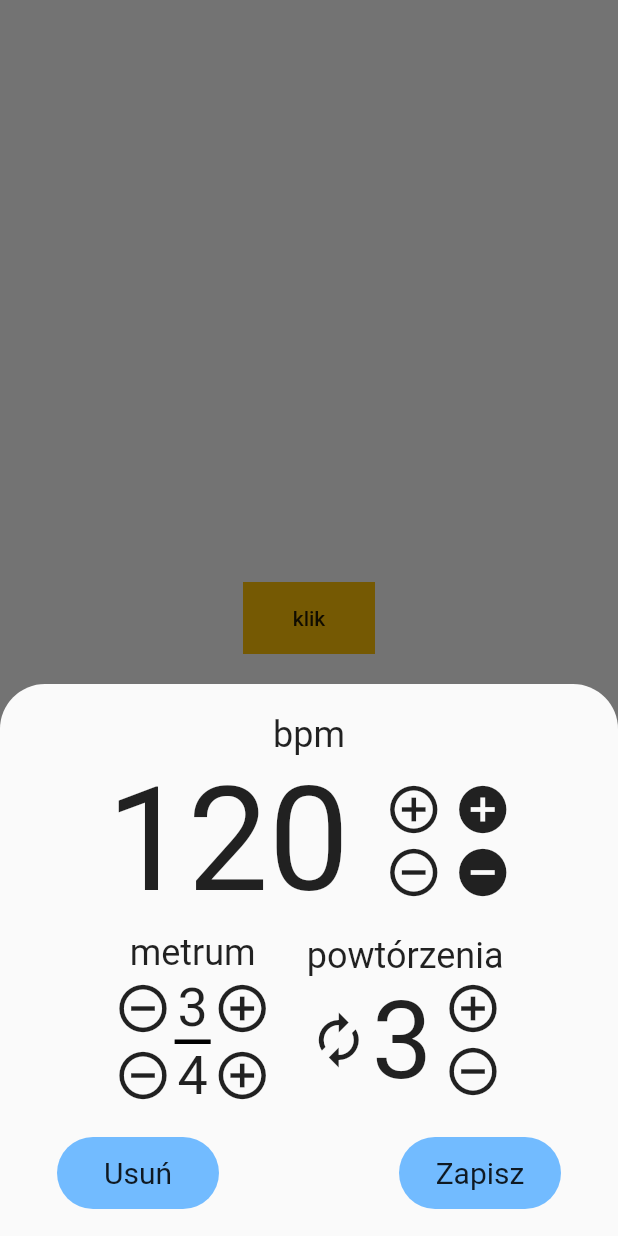
After one commit to lewandowski-jan/mepronome, a Flutter app: the Sequencer screen opened directly, after a tap on "klik", on a phone screen of 412 x 824 dp. The commit adds this screen. Run offline on Flutter 3.47's test engine with Material 2 defaults, Android fonts, the phone set to English and light mode, and no system bars; our stand-ins replace audioplayers, flutter_hooks; missing offline and left inert: audio_session, just_audio_web, soundpool, soundpool_web.

Commit message:
Add proper router, add BottomSheetSequenceEditor

```diff
--- a/lib/generated_plugin_registrant.dart
+++ b/lib/generated_plugin_registrant.dart
@@ -2,6 +2,7 @@
 // Generated file. Do not edit.
 //
 
+// ignore_for_file: directives_ordering
 // ignore_for_file: lines_longer_than_80_chars
 
 import 'package:audio_session/audio_session_web.dart';
--- a/lib/main.dart
+++ b/lib/main.dart
@@ -1,5 +1,5 @@
 import 'package:flutter/material.dart';
-import 'package:metronome/home_page.dart';
+import 'package:metronome/router.dart';
 import 'package:metronome/utils/metro_audio.dart';
 
 final metro = MetroAudio();
@@ -20,14 +20,16 @@ class MetronomeApp extends StatefulWidget {
 
 class _MetronomeAppState extends State<MetronomeApp> {
   final metroAudio = MetroAudio();
+  static final GlobalKey<NavigatorState> navigatorKey =
+      GlobalKey<NavigatorState>();
 
   @override
   Widget build(BuildContext context) {
     return MaterialApp(
       title: 'mepronome',
-      home: HomePage(
-        metroAudio: metroAudio,
-      ),
+      navigatorKey: navigatorKey,
+      onGenerateRoute: AppRouter.onGenerateRoute,
+      initialRoute: AppRoutes.homepage.route,
     );
   }
 
--- a/lib/home_page.dart
+++ b/lib/modules/home_page/home_page.dart
@@ -1,16 +1,14 @@
 import 'package:flutter/material.dart';
 import 'package:flutter_hooks/flutter_hooks.dart';
-import 'package:metronome/utils/metro_audio.dart';
+import 'package:metronome/router.dart';
 
-import 'common/app_colors.dart';
-import 'common/app_text_styles.dart';
+import '../../common/app_colors.dart';
+import '../../common/app_text_styles.dart';
 
 class HomePage extends HookWidget {
-  HomePage({
-    required this.metroAudio,
-  });
+  HomePage();
 
-  final MetroAudio metroAudio;
+  //final MetroAudio metroAudio;
 
   @override
   Widget build(BuildContext context) {
@@ -94,9 +92,12 @@ class HomePage extends HookWidget {
                             onTap: () {
                               isPlaying.value = !isPlaying.value;
                               if (isPlaying.value) {
-                                metroAudio.play(bpm.value.toInt());
+                                //metroAudio.play(bpm.value.toInt());
+                                Navigator.of(context).pushNamed(
+                                  AppRoutes.sequencer.route,
+                                ); //TODO: Move this action to menu
                               } else {
-                                metroAudio.stop();
+                                //metroAudio.stop();
                               }
                             },
                             child: Icon(
--- /dev/null
+++ b/lib/modules/sequencer/sequencer.dart
@@ -0,0 +1,41 @@
+import 'package:flutter/material.dart';
+import 'package:metronome/modules/sequencer/widgets/bottom_sheet_sequence_editor.dart';
+
+class Sequencer extends StatelessWidget {
+  const Sequencer({Key? key}) : super(key: key);
+
+  @override
+  Widget build(BuildContext context) {
+    return Scaffold(
+      body: Center(
+        child: Container(
+          color: Colors.amber,
+          child: MaterialButton(
+            child: Text('klik'),
+            onPressed: () {
+              showModalBottomSheet<void>(
+                shape: RoundedRectangleBorder(
+                  borderRadius: BorderRadius.only(
+                    topLeft: Radius.circular(30),
+                    topRight: Radius.circular(30),
+                  ),
+                ),
+                context: context,
+                builder: (_) => BottomSheetSequenceEditor(
+                  onDelete: () {
+                    print('delete'); //TODO: Delete the clicked sequence
+                  },
+                  onSave: (int bpm, int metro1, int metro2, int repeats) {
+                    print(
+                      '$bpm, $metro1, $metro2, $repeats',
+                    ); //TODO: Update data
+                  },
+                ),
+              );
+            },
+          ),
+        ),
+      ),
+    );
+  }
+}
--- /dev/null
+++ b/lib/modules/sequencer/widgets/bottom_sheet_sequence_editor.dart
@@ -0,0 +1,208 @@
+import 'package:flutter/material.dart';
+import 'package:flutter_hooks/flutter_hooks.dart';
+import 'package:metronome/modules/sequencer/widgets/change_button.dart';
+import 'package:metronome/modules/sequencer/widgets/rounded_button.dart';
+import 'package:metronome/modules/sequencer/widgets/touch_spin.dart';
+
+class BottomSheetSequenceEditor extends HookWidget {
+  BottomSheetSequenceEditor({
+    Key? key,
+    required this.onDelete,
+    required this.onSave,
+    this.initialBpm,
+    this.initialMetro1,
+    this.initialMetro2,
+    this.initialRepeats,
+  }) : super(key: key);
+
+  final int? initialBpm;
+  final int? initialMetro1;
+  final int? initialMetro2;
+  final int? initialRepeats;
+  final VoidCallback onDelete;
+  final void Function(int, int, int, int) onSave;
+
+  @override
+  Widget build(BuildContext context) {
+    final bpm = useState(initialBpm ?? 120);
+    final metro1 = useState(initialMetro1 ?? 3);
+    final metro2 = useState(initialMetro2 ?? 4);
+    final repeats = useState(initialRepeats ?? 3);
+
+    return Container(
+      height: 368,
+      margin: const EdgeInsets.symmetric(horizontal: 16),
+      padding: const EdgeInsets.symmetric(
+        horizontal: 22,
+        vertical: 16,
+      ),
+      child: Column(
+        crossAxisAlignment: CrossAxisAlignment.center,
+        children: [
+          const SizedBox(height: 4),
+          Text(
+            'bpm',
+            style: TextStyle(fontSize: 24),
+          ),
+          Row(
+            crossAxisAlignment: CrossAxisAlignment.center,
+            mainAxisAlignment: MainAxisAlignment.center,
+            children: [
+              Text(
+                bpm.value.toString(),
+                style: TextStyle(fontSize: 96),
+              ),
+              const SizedBox(width: 24),
+              Column(
+                children: [
+                  ChangeButton(
+                    onPressed: () {
+                      if (bpm.value < 200) bpm.value = bpm.value + 1;
+                    },
+                    iconData: Icons.add_circle_outline,
+                  ),
+                  const SizedBox(height: 4),
+                  ChangeButton(
+                    onPressed: () {
+                      if (bpm.value > 50) bpm.value = bpm.value - 1;
+                    },
+                    iconData: Icons.remove_circle_outline,
+                  ),
+                ],
+              ),
+              const SizedBox(width: 8),
+              Column(
+                children: [
+                  ChangeButton(
+                    onPressed: () {
+                      if (bpm.value <= 195)
+                        bpm.value = bpm.value + 5;
+                      else
+                        bpm.value = 200;
+                    },
+                    iconData: Icons.add_circle,
+                  ),
+                  const SizedBox(height: 4),
+                  ChangeButton(
+                    onPressed: () {
+                      if (bpm.value >= 55)
+                        bpm.value = bpm.value - 5;
+                      else
+                        bpm.value = 50;
+                    },
+                    iconData: Icons.remove_circle,
+                  ),
+                ],
+              )
+            ],
+          ),
+          const SizedBox(height: 4),
+          Row(
+            mainAxisAlignment: MainAxisAlignment.center,
+            children: [
+              Column(
+                children: [
+                  Text(
+                    'metrum',
+                    style: TextStyle(fontSize: 24),
+                  ),
+                  const SizedBox(height: 2),
+                  TouchSpin(
+                    value: metro1.value.toString(),
+                    onPressedMinus: () {
+                      if (metro1.value > 1) metro1.value = metro1.value - 1;
+                    },
+                    onPressedPlus: () {
+                      if (metro1.value < 16) metro1.value = metro1.value + 1;
+                    },
+                  ),
+                  Container(
+                    height: 3,
+                    width: 24,
+                    color: Colors.black,
+                  ),
+                  TouchSpin(
+                    value: metro2.value.toString(),
+                    onPressedMinus: () {
+                      if (metro2.value > 1) metro2.value = metro2.value - 1;
+                    },
+                    onPressedPlus: () {
+                      if (metro2.value < 16) metro2.value = metro2.value + 1;
+                    },
+                  ),
+                ],
+              ),
+              const SizedBox(width: 24),
+              Column(
+                children: [
+                  Text(
+                    'powtórzenia',
+                    style: TextStyle(fontSize: 24),
+                  ),
+                  Row(
+                    children: [
+                      Icon(
+                        Icons.autorenew,
+                        size: 40,
+                      ),
+                      const SizedBox(width: 2),
+                      Text(
+                        repeats.value.toString(),
+                        style: TextStyle(fontSize: 72),
+                      ),
+                      const SizedBox(width: 8),
+                      Column(
+                        children: [
+                          ChangeButton(
+                            iconData: Icons.add_circle_outline,
+                            onPressed: () {
+                              if (repeats.value < 8)
+                                repeats.value = repeats.value + 1;
+                            },
+                          ),
+                          const SizedBox(height: 4),
+                          ChangeButton(
+                            iconData: Icons.remove_circle_outline,
+                            onPressed: () {
+                              if (repeats.value > 1)
+                                repeats.value = repeats.value - 1;
+                            },
+                          ),
+                        ],
+                      )
+                    ],
+                  ),
+                ],
+              ),
+            ],
+          ),
+          const SizedBox(height: 20),
+          Row(
+            mainAxisAlignment: MainAxisAlignment.spaceBetween,
+            children: [
+              RoundedButton(
+                text: 'Usuń',
+                onPressed: () {
+                  onDelete();
+                  Navigator.of(context).pop();
+                },
+              ),
+              RoundedButton(
+                text: 'Zapisz',
+                onPressed: () {
+                  onSave(
+                    bpm.value,
+                    metro1.value,
+                    metro2.value,
+                    repeats.value,
+                  );
+                  Navigator.of(context).pop();
+                },
+              )
+            ],
+          )
+        ],
+      ),
+    );
+  }
+}
--- /dev/null
+++ b/lib/modules/sequencer/widgets/change_button.dart
@@ -0,0 +1,23 @@
+import 'package:flutter/material.dart';
+
+class ChangeButton extends StatelessWidget {
+  const ChangeButton({
+    Key? key,
+    required this.iconData,
+    this.onPressed,
+  }) : super(key: key);
+
+  final VoidCallback? onPressed;
+  final IconData iconData;
+
+  @override
+  Widget build(BuildContext context) {
+    return GestureDetector(
+      onTap: onPressed,
+      child: Icon(
+        iconData,
+        size: 38,
+      ),
+    );
+  }
+}
--- /dev/null
+++ b/lib/modules/sequencer/widgets/rounded_button.dart
@@ -0,0 +1,35 @@
+import 'package:flutter/material.dart';
+
+class RoundedButton extends StatelessWidget {
+  const RoundedButton({
+    Key? key,
+    required this.text,
+    this.onPressed,
+  }) : super(key: key);
+
+  final String text;
+  final VoidCallback? onPressed;
+
+  @override
+  Widget build(BuildContext context) {
+    return GestureDetector(
+      onTap: onPressed,
+      child: Container(
+        width: 108,
+        height: 48,
+        decoration: BoxDecoration(
+          color: Color(0xFF72BBFF),
+          borderRadius: BorderRadius.all(
+            Radius.circular(40),
+          ),
+        ),
+        child: Center(
+          child: Text(
+            text,
+            style: TextStyle(fontSize: 20),
+          ),
+        ),
+      ),
+    );
+  }
+}
--- /dev/null
+++ b/lib/modules/sequencer/widgets/touch_spin.dart
@@ -0,0 +1,38 @@
+import 'package:flutter/material.dart';
+import 'package:metronome/modules/sequencer/widgets/change_button.dart';
+
+class TouchSpin extends StatelessWidget {
+  const TouchSpin({
+    Key? key,
+    required this.value,
+    this.onPressedMinus,
+    this.onPressedPlus,
+  }) : super(key: key);
+
+  final String value;
+  final VoidCallback? onPressedMinus;
+  final VoidCallback? onPressedPlus;
+
+  @override
+  Widget build(BuildContext context) {
+    return Row(
+      crossAxisAlignment: CrossAxisAlignment.center,
+      children: [
+        ChangeButton(
+          iconData: Icons.remove_circle_outline,
+          onPressed: onPressedMinus,
+        ),
+        const SizedBox(width: 4),
+        Text(
+          value,
+          style: TextStyle(fontSize: 36),
+        ),
+        const SizedBox(width: 4),
+        ChangeButton(
+          iconData: Icons.add_circle_outline,
+          onPressed: onPressedPlus,
+        ),
+      ],
+    );
+  }
+}
--- /dev/null
+++ b/lib/router.dart
@@ -0,0 +1,53 @@
+import 'package:flutter/material.dart';
+import 'package:metronome/modules/home_page/home_page.dart';
+import 'package:metronome/modules/sequencer/sequencer.dart';
+
+class AppRouter {
+  static final allRoutes = [
+    AppRoutes.homepage,
+    AppRoutes.sequencer,
+  ];
+
+  static Route<dynamic>? onGenerateRoute(RouteSettings routeSettings) {
+    AppRoute appRoute = allRoutes.firstWhere(
+      (appRoute) => appRoute.route == routeSettings.name,
+    );
+
+    return PageRouteBuilder<void>(
+      settings: routeSettings,
+      pageBuilder: (context, animation, secondaryAnimation) => Scaffold(
+        resizeToAvoidBottomInset: false,
+        body: appRoute.build(
+          context,
+          routeSettings.arguments,
+        ),
+      ),
+      transitionsBuilder: (context, animation, secondaryAnimation, child) =>
+          FadeTransition(
+        opacity: animation,
+        child: child,
+      ),
+    );
+  }
+}
+
+class AppRoute {
+  const AppRoute({
+    required this.build,
+    required this.route,
+  });
+
+  final Widget Function(BuildContext context, Object? arguments) build;
+  final String route;
+}
+
+class AppRoutes {
+  static final homepage = AppRoute(
+    build: (_, __) => HomePage(),
+    route: '/',
+  );
+  static final sequencer = AppRoute(
+    build: (_, __) => Sequencer(),
+    route: '/sequencer',
+  );
+}
--- a/lib/utils/metro_audio.dart
+++ b/lib/utils/metro_audio.dart
@@ -1,5 +1,4 @@
 import 'dart:async';
-import 'dart:typed_data';
 
 import 'package:flutter/services.dart';
 import 'package:soundpool/soundpool.dart';
```
Also changed, not shown: 1 other file.
